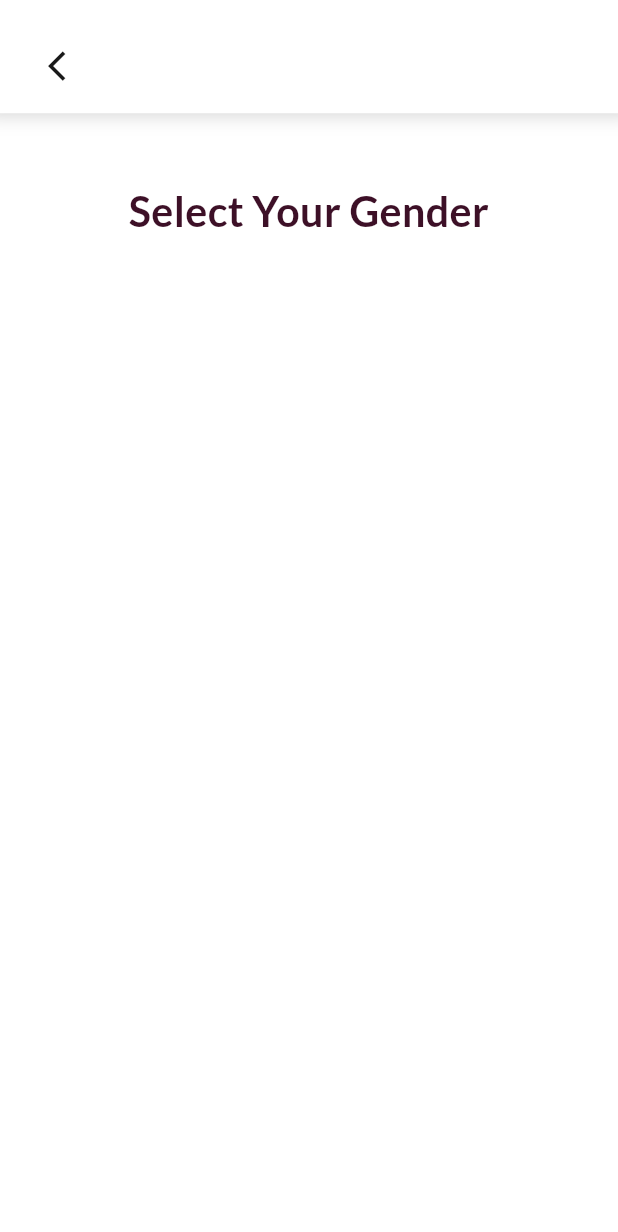
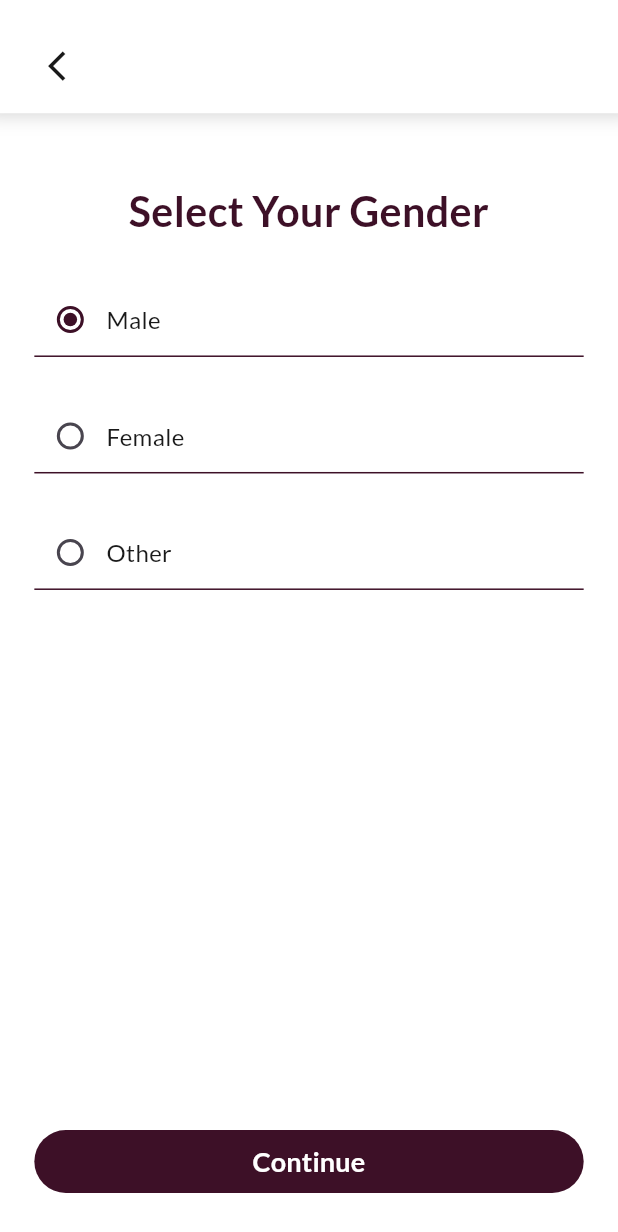
Before and after one commit to nahiduzzaman11/BarBar-App, a Flutter app: the SelectGenderScreen screen opened by its route, on a phone screen of 412 x 824 dp. Shown: the top 1232 px of the screen. Run offline on Flutter 3.47's test engine with Material 3 defaults, Android fonts, the light colour scheme and no system bars; our stand-ins replace flutter_screenutil, flutter_svg, get, google_fonts, pin_code_fields.

Commit message:
sign_up_section design

```diff
--- a/lib/core/route/app_route.dart
+++ b/lib/core/route/app_route.dart
@@ -1,4 +1,7 @@
+import 'package:barbar_app/view/screesns/auth/select_address/select_address_screen.dart';
 import 'package:barbar_app/view/screesns/auth/select_gender/select_gender_screen.dart';
+import 'package:barbar_app/view/screesns/auth/set_password/set_password_screen.dart';
+import 'package:barbar_app/view/screesns/auth/set_profile_photo/set_profile_photo_screen.dart';
 import 'package:barbar_app/view/screesns/auth/sign_in/sign_in_screen.dart';
 import 'package:barbar_app/view/screesns/auth/sign_up/sign_up_screen.dart';
 import 'package:barbar_app/view/screesns/auth/verify_email/verify_email_screen.dart';
@@ -14,6 +17,9 @@ class AppRoute {
   static const String signUpScreen = "/sign_up_screen";
   static const String verifyEmailScreen = "/verify_email_screen";
   static const String selectGenderScreen = "/select_gender_screen";
+  static const String selectAddressScreen = "/select_address_screen";
+  static const String setPasswordScreen = "/set_password_screen";
+  static const String setProfilePhotoScreen = "/set_profile_photo_screen";
 
   static List<GetPage> routes = [
     GetPage(name: splashScreen, page: ()=> const SplashScreen()),
@@ -22,5 +28,8 @@ class AppRoute {
     GetPage(name: signUpScreen, page: ()=> const SignUpScreen()),
     GetPage(name: verifyEmailScreen, page: ()=> const VerifyEmailScreen()),
     GetPage(name: selectGenderScreen, page: ()=> const SelectGenderScreen()),
+    GetPage(name: selectAddressScreen, page: ()=> const SelectAddressScreen()),
+    GetPage(name: setPasswordScreen, page: ()=> const SetPasswordScreen()),
+    GetPage(name: setProfilePhotoScreen, page: ()=> const SetProfilePhotoScreen()),
   ];
 }
--- a/lib/utils/icons/app_icons.dart
+++ b/lib/utils/icons/app_icons.dart
@@ -5,6 +5,7 @@ class AppIcons {
   static const String appIcon = "$basePath/app_icon.png";
   static const String appName = "$basePath/app_name.png";
   static const String apple = "$basePath/apple.svg";
+  static const String arrow = "$basePath/arrow.svg";
   static const String dob = "$basePath/dob.svg";
   static const String email = "$basePath/email.svg";
   static const String eye = "$basePath/eye.svg";
--- a/lib/view/screesns/auth/select_gender/select_gender_screen.dart
+++ b/lib/view/screesns/auth/select_gender/select_gender_screen.dart
@@ -1,12 +1,21 @@
+import 'package:barbar_app/core/route/app_route.dart';
 import 'package:barbar_app/utils/colors/app_colors.dart';
 import 'package:barbar_app/view/widgets/app_bar/custom_app_bar.dart';
+import 'package:barbar_app/view/widgets/button/custom_button.dart';
 import 'package:barbar_app/view/widgets/text/custom_text.dart';
 import 'package:flutter/material.dart';
 import 'package:flutter_screenutil/flutter_screenutil.dart';
 import 'package:get/get.dart';
 
-class SelectGenderScreen extends StatelessWidget {
+class SelectGenderScreen extends StatefulWidget {
   const SelectGenderScreen({super.key});
+
+  @override
+  State<SelectGenderScreen> createState() => _SelectGenderScreenState();
+}
+
+class _SelectGenderScreenState extends State<SelectGenderScreen> {
+  int _value = 1;
 
   @override
   Widget build(BuildContext context) {
@@ -26,8 +35,8 @@ class SelectGenderScreen extends StatelessWidget {
           ),
         ),
         body: SingleChildScrollView(
-          padding: EdgeInsets.symmetric(horizontal: 20.w,vertical: 24.h),
           physics: const BouncingScrollPhysics(),
+          padding: EdgeInsets.symmetric(horizontal: 20.w, vertical: 24.h),
           child: SizedBox(
             width: width,
             child: Column(
@@ -42,8 +51,86 @@ class SelectGenderScreen extends StatelessWidget {
                   top: 24.h,
                   bottom: 24.h,
                 ),
+                Row(
+                  crossAxisAlignment: CrossAxisAlignment.center,
+                  mainAxisAlignment: MainAxisAlignment.start,
+                  children: [
+                    Radio(
+                      value: 1,
+                      activeColor: AppColors.purple_100,
+                      groupValue: _value,
+                      onChanged: (value) {
+                        setState(() {
+                          _value = value!;
+                        });
+                      },
+                    ),
+                    CustomText(
+                        text: "Male",
+                        color: AppColors.white_10,
+                        fontSize: 14.sp,
+                    ),
+                  ],
+                ),
+                const Divider(color: AppColors.purple_100, height: 1, thickness: 1),
+                SizedBox(height: 24.h),
+                Row(
+                  crossAxisAlignment: CrossAxisAlignment.center,
+                  mainAxisAlignment: MainAxisAlignment.start,
+                  children: [
+                    Radio(
+                      value: 2,
+                      activeColor: AppColors.purple_100,
+                      groupValue: _value,
+                      onChanged: (value) {
+                        setState(() {
+                          _value = value!;
+                        });
+                      },
+                    ),
+                    CustomText(
+                      text: "Female",
+                      color: AppColors.white_10,
+                      fontSize: 14.sp,
+                    ),
+                  ],
+                ),
+                const Divider(color: AppColors.purple_100, height: 1, thickness: 1),
+                SizedBox(height: 24.h),
+                Row(
+                  crossAxisAlignment: CrossAxisAlignment.center,
+                  mainAxisAlignment: MainAxisAlignment.start,
+                  children: [
+                    Radio(
+                      value: 3,
+                      activeColor: AppColors.purple_100,
+                      groupValue: _value,
+                      onChanged: (value) {
+                        setState(() {
+                          _value = value!;
+                        });
+                      },
+                    ),
+                    CustomText(
+                      text: "Other",
+                      color: AppColors.white_10,
+                      fontSize: 14.sp,
+                    ),
+                  ],
+                ),
+                const Divider(color: AppColors.purple_100, height: 1, thickness: 1),
               ],
             ),
+          ),
+        ),
+        bottomNavigationBar: Padding(
+          padding: EdgeInsets.symmetric(horizontal: 20.w, vertical: 24.h),
+          child: CustomElevatedButton(
+            onPressed: () {
+              Get.toNamed(AppRoute.selectAddressScreen);
+            },
+            titleText: "Continue",
+            buttonWidth: width,
           ),
         ),
       ),
--- a/lib/view/widgets/textfield/custom_textfield.dart
+++ b/lib/view/widgets/textfield/custom_textfield.dart
@@ -96,7 +96,7 @@ class _CustomTextFieldState extends State<CustomTextField> {
         child: widget.prefixIcon),
         suffixIcon: widget.isPassword ? GestureDetector(
           onTap: toggle,
-          child: Icon(obscureText? CupertinoIcons.eye : CupertinoIcons.eye_slash,color: AppColors.white_40),
+          child: Icon(obscureText? CupertinoIcons.eye_slash : CupertinoIcons.eye,color: AppColors.white_40),
         ) : widget.suffixIcon,
         suffixIconColor: widget.suffixIconColor,
         border: OutlineInputBorder(
```
Also changed, not shown: lib/view/screesns/auth/select_address/select_address_screen.dart (added, +78 -0 lines), lib/view/screesns/auth/set_password/set_password_screen.dart (added, +89 -0 lines), lib/view/screesns/auth/set_profile_photo/set_profile_photo_screen.dart (added, +104 -0 lines), lib/view/screesns/auth/verify_email/verify_email_screen.dart (+10 -7 lines), assets/icons/arrow.svg (added).
